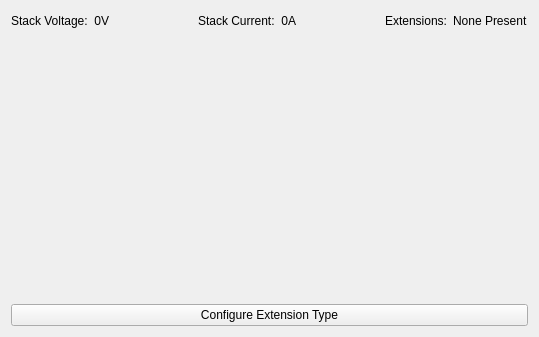
This is src/brickv/plugin_system/plugins/master/ui/master.ui in Tinkerforge/brickv as Qt 5 draws it before an edit. The edited form follows.
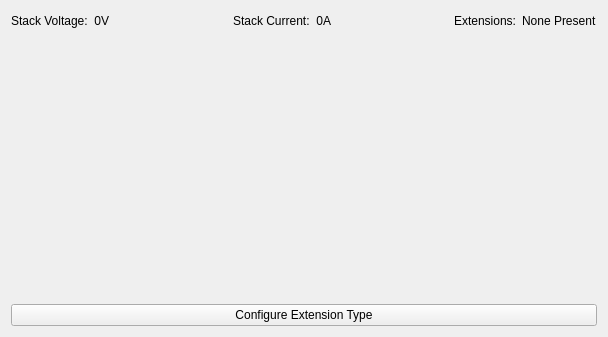
This is the edited form.

Diff of the .ui file:
```diff
--- a/src/brickv/plugin_system/plugins/master/ui/master.ui
+++ b/src/brickv/plugin_system/plugins/master/ui/master.ui
@@ -6,7 +6,7 @@
    <rect>
     <x>0</x>
     <y>0</y>
-    <width>539</width>
+    <width>608</width>
     <height>337</height>
    </rect>
   </property>
```
